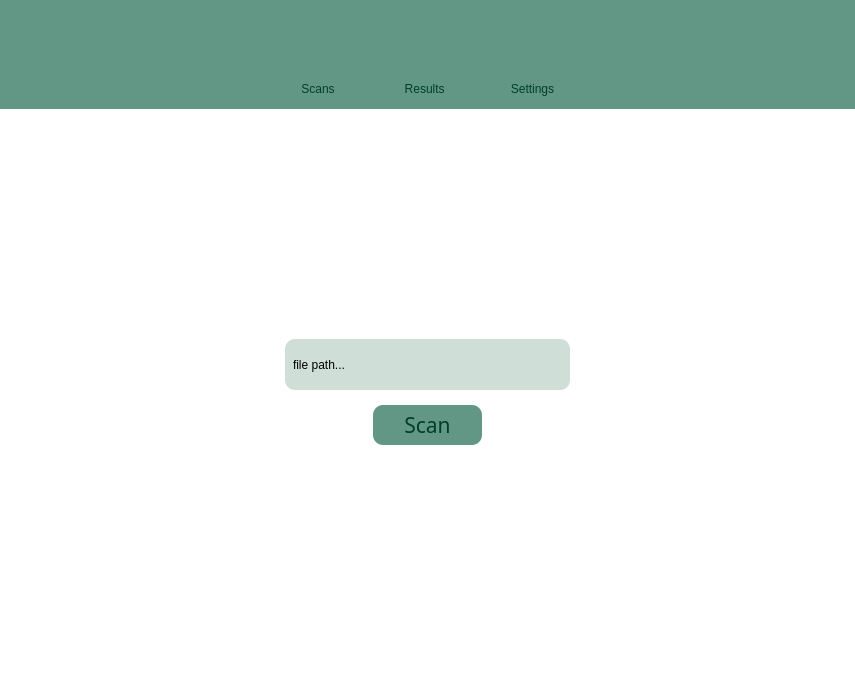
Ohadgips/AV-OG, file GUI/AV_GUI.ui: the form before one commit.
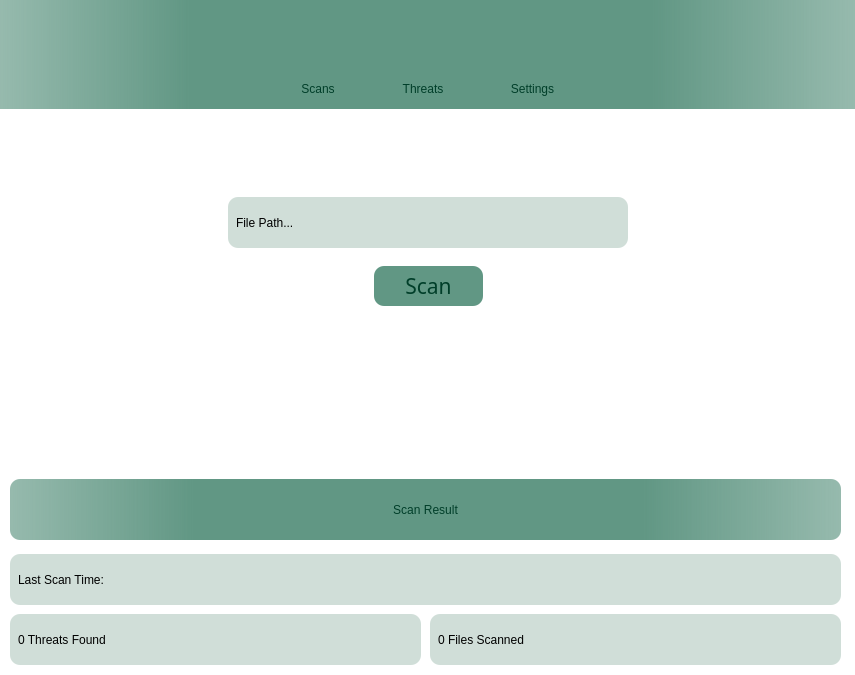
The form after the commit. The open tabs and pages were chosen to show the change. Icons and pictures are not drawn.

Patch:
```diff
--- a/GUI/AV_GUI.ui
+++ b/GUI/AV_GUI.ui
@@ -10,6 +10,18 @@
     <height>675</height>
    </rect>
   </property>
+  <property name="minimumSize">
+   <size>
+    <width>855</width>
+    <height>675</height>
+   </size>
+  </property>
+  <property name="maximumSize">
+   <size>
+    <width>855</width>
+    <height>675</height>
+   </size>
+  </property>
   <property name="windowTitle">
    <string>MainWindow</string>
   </property>
@@ -57,7 +69,7 @@
        </size>
       </property>
       <property name="styleSheet">
-       <string notr="true">background:rgb(208, 222, 216)</string>
+       <string notr="true">background-color: qlineargradient(spread:pad, x1:0, y1:0, x2:1, y2:0, stop:0 rgba(97, 151, 132, 169), stop:0.221591 rgba(97, 151, 132, 255), stop:0.761364 rgba(97, 151, 132, 255), stop:1 rgba(97, 151, 132, 169));</string>
       </property>
       <layout class="QVBoxLayout" name="verticalLayout_2">
        <property name="spacing">
@@ -96,7 +108,8 @@
           </size>
          </property>
          <property name="styleSheet">
-          <string notr="true">background: rgb(97, 151, 132)</string>
+          <string notr="true">background-color: transparent;
+</string>
          </property>
          <layout class="QVBoxLayout" name="verticalLayout_3">
           <property name="spacing">
@@ -117,7 +130,8 @@
           <item alignment="Qt::AlignTop">
            <widget class="QWidget" name="logoPlace" native="true">
             <property name="styleSheet">
-             <string notr="true">background: rgb(97, 151, 132)</string>
+             <string notr="true">background-color: transparent;
+</string>
             </property>
             <layout class="QHBoxLayout" name="horizontalLayout_2">
              <property name="leftMargin">
@@ -137,6 +151,10 @@
                  <height>51</height>
                 </size>
                </property>
+               <property name="styleSheet">
+                <string notr="true">background-color: transparent;
+</string>
+               </property>
                <property name="lineWidth">
                 <number>0</number>
                </property>
@@ -343,7 +361,7 @@
           <item alignment="Qt::AlignHCenter|Qt::AlignTop">
            <widget class="QWidget" name="buttonsPlace" native="true">
             <property name="styleSheet">
-             <string notr="true">background: rgb(97, 151, 132)</string>
+             <string notr="true"/>
             </property>
             <layout class="QHBoxLayout" name="horizontalLayout">
              <property name="spacing">
@@ -447,7 +465,7 @@
 	color: rgb(0, 62, 41);
 	padding: 2px 5px;
 	margin: 0;
-	background-color: rgb(97, 151, 132);	
+	background-color: transparent;	
     border-top-left-radius: 10px;
 	border-top-right-radius: 10px;
 	}
@@ -457,7 +475,7 @@
 	}</string>
                </property>
                <property name="text">
-                <string> Results</string>
+                <string>Threats</string>
                </property>
                <property name="icon">
                 <iconset>
@@ -576,7 +594,7 @@
        <property name="bottomMargin">
         <number>0</number>
        </property>
-       <item alignment="Qt::AlignTop">
+       <item alignment="Qt::AlignHCenter|Qt::AlignVCenter">
         <widget class="QStackedWidget" name="stackedWidget">
          <property name="sizePolicy">
           <sizepolicy hsizetype="Minimum" vsizetype="Minimum">
@@ -596,6 +614,9 @@
            <height>16777215</height>
           </size>
          </property>
+         <property name="lineWidth">
+          <number>0</number>
+         </property>
          <property name="currentIndex">
           <number>0</number>
          </property>
@@ -842,7 +863,7 @@
           </layout>
          </widget>
          <widget class="QWidget" name="scansPage">
-          <layout class="QGridLayout" name="gridLayout">
+          <layout class="QGridLayout" name="gridLayout_8">
            <property name="leftMargin">
             <number>0</number>
            </property>
@@ -855,31 +876,107 @@
            <property name="bottomMargin">
             <number>0</number>
            </property>
-           <property name="horizontalSpacing">
+           <property name="spacing">
             <number>0</number>
            </property>
-           <property name="verticalSpacing">
-            <number>15</number>
-           </property>
-           <item row="2" column="1">
-            <layout class="QHBoxLayout" name="horizontalLayout_3">
-             <property name="spacing">
-              <number>0</number>
+           <item row="0" column="0">
+            <spacer name="verticalSpacer_3">
+             <property name="orientation">
+              <enum>Qt::Vertical</enum>
              </property>
-             <item>
-              <spacer name="horizontalSpacer_6">
+             <property name="sizeHint" stdset="0">
+              <size>
+               <width>20</width>
+               <height>68</height>
+              </size>
+             </property>
+            </spacer>
+           </item>
+           <item row="1" column="0">
+            <layout class="QGridLayout" name="gridLayout">
+             <item row="0" column="0">
+              <spacer name="horizontalSpacer_8">
                <property name="orientation">
                 <enum>Qt::Horizontal</enum>
                </property>
                <property name="sizeHint" stdset="0">
                 <size>
-                 <width>40</width>
+                 <width>224</width>
+                 <height>17</height>
+                </size>
+               </property>
+              </spacer>
+             </item>
+             <item row="0" column="1" colspan="3">
+              <widget class="QLabel" name="filePath">
+               <property name="minimumSize">
+                <size>
+                 <width>400</width>
+                 <height>51</height>
+                </size>
+               </property>
+               <property name="maximumSize">
+                <size>
+                 <width>400</width>
+                 <height>51</height>
+                </size>
+               </property>
+               <property name="styleSheet">
+                <string notr="true">font: 12pt &quot;Alata&quot;;
+padding: 2px 5px;
+margin: 0;
+background: none;
+background-color: rgb(208, 222, 216);
+border-top-left-radius: 10px;
+border-top-right-radius: 10px;
+border-bottom-right-radius: 10px;
+border-bottom-left-radius: 10px</string>
+               </property>
+               <property name="text">
+                <string>File Path...</string>
+               </property>
+              </widget>
+             </item>
+             <item row="0" column="4">
+              <spacer name="horizontalSpacer_9">
+               <property name="orientation">
+                <enum>Qt::Horizontal</enum>
+               </property>
+               <property name="sizeHint" stdset="0">
+                <size>
+                 <width>225</width>
+                 <height>17</height>
+                </size>
+               </property>
+              </spacer>
+             </item>
+             <item row="1" column="2">
+              <spacer name="verticalSpacer">
+               <property name="orientation">
+                <enum>Qt::Vertical</enum>
+               </property>
+               <property name="sizeHint" stdset="0">
+                <size>
+                 <width>20</width>
+                 <height>18</height>
+                </size>
+               </property>
+              </spacer>
+             </item>
+             <item row="2" column="0" colspan="2">
+              <spacer name="horizontalSpacer_10">
+               <property name="orientation">
+                <enum>Qt::Horizontal</enum>
+               </property>
+               <property name="sizeHint" stdset="0">
+                <size>
+                 <width>338</width>
                  <height>20</height>
                 </size>
                </property>
               </spacer>
              </item>
-             <item>
+             <item row="2" column="2">
               <widget class="QPushButton" name="scanBtn">
                <property name="minimumSize">
                 <size>
@@ -907,17 +1004,23 @@
                 <string>Start Scan</string>
                </property>
                <property name="styleSheet">
-                <string notr="true">font: 16pt &quot;Alata&quot;;
-color: rgb(0, 62, 41);
-padding: 2px 5px;
-margin: 0;
-background: none;
-text-align: center middle;
-background-color: rgb(97, 151, 132);
-border-top-left-radius: 10px;
-border-top-right-radius: 10px;
-border-bottom-right-radius: 10px;
-border-bottom-left-radius: 10px</string>
+                <string notr="true">QPushButton{
+	font: 16pt &quot;Alata&quot;;
+	color: rgb(0, 62, 41);
+	padding: 2px 5px;
+	margin: 0;
+	background: none;
+	text-align: center middle;
+	background-color: rgb(97, 151, 132);
+	border-top-left-radius: 10px;
+	border-top-right-radius: 10px;
+	border-bottom-right-radius: 10px;
+	border-bottom-left-radius: 10px;
+}
+QPushButton:hover {
+background:rgba(75, 117, 102, 220)
+	}
+</string>
                </property>
                <property name="text">
                 <string>Scan</string>
@@ -933,14 +1036,14 @@
                </property>
               </widget>
              </item>
-             <item>
-              <spacer name="horizontalSpacer_7">
+             <item row="2" column="3" colspan="2">
+              <spacer name="horizontalSpacer_11">
                <property name="orientation">
                 <enum>Qt::Horizontal</enum>
                </property>
                <property name="sizeHint" stdset="0">
                 <size>
-                 <width>40</width>
+                 <width>338</width>
                  <height>20</height>
                 </size>
                </property>
@@ -948,114 +1051,151 @@
              </item>
             </layout>
            </item>
-           <item row="1" column="0">
-            <spacer name="horizontalSpacer_8">
-             <property name="orientation">
-              <enum>Qt::Horizontal</enum>
-             </property>
-             <property name="sizeHint" stdset="0">
-              <size>
-               <width>275</width>
-               <height>20</height>
-              </size>
-             </property>
-            </spacer>
-           </item>
-           <item row="1" column="1">
-            <widget class="QLabel" name="filePath">
-             <property name="minimumSize">
-              <size>
-               <width>0</width>
-               <height>51</height>
-              </size>
-             </property>
-             <property name="maximumSize">
-              <size>
-               <width>16777215</width>
-               <height>51</height>
-              </size>
-             </property>
-             <property name="styleSheet">
-              <string notr="true">font: 12pt &quot;Alata&quot;;
-padding: 2px 5px;
-margin: 0;
-background: none;
-background-color: rgb(208, 222, 216);
-border-top-left-radius: 10px;
-border-top-right-radius: 10px;
-border-bottom-right-radius: 10px;
-border-bottom-left-radius: 10px</string>
-             </property>
-             <property name="text">
-              <string>file path...</string>
-             </property>
-            </widget>
-           </item>
-           <item row="1" column="2">
-            <spacer name="horizontalSpacer_9">
-             <property name="orientation">
-              <enum>Qt::Horizontal</enum>
-             </property>
-             <property name="sizeHint" stdset="0">
-              <size>
-               <width>275</width>
-               <height>20</height>
-              </size>
-             </property>
-            </spacer>
-           </item>
-           <item row="2" column="2">
-            <spacer name="horizontalSpacer_10">
-             <property name="orientation">
-              <enum>Qt::Horizontal</enum>
-             </property>
-             <property name="sizeHint" stdset="0">
-              <size>
-               <width>40</width>
-               <height>20</height>
-              </size>
-             </property>
-            </spacer>
-           </item>
-           <item row="3" column="1">
-            <spacer name="verticalSpacer_2">
-             <property name="orientation">
-              <enum>Qt::Vertical</enum>
-             </property>
-             <property name="sizeHint" stdset="0">
-              <size>
-               <width>20</width>
-               <height>214</height>
-              </size>
-             </property>
-            </spacer>
-           </item>
            <item row="2" column="0">
-            <spacer name="horizontalSpacer_11">
-             <property name="orientation">
-              <enum>Qt::Horizontal</enum>
-             </property>
-             <property name="sizeHint" stdset="0">
-              <size>
-               <width>40</width>
-               <height>20</height>
-              </size>
-             </property>
-            </spacer>
-           </item>
-           <item row="0" column="1">
-            <spacer name="verticalSpacer">
+            <spacer name="verticalSpacer_2">
              <property name="orientation">
               <enum>Qt::Vertical</enum>
              </property>
              <property name="sizeHint" stdset="0">
               <size>
                <width>20</width>
-               <height>214</height>
+               <height>168</height>
               </size>
              </property>
             </spacer>
            </item>
+           <item row="3" column="0">
+            <widget class="QWidget" name="scanInfo" native="true">
+             <property name="minimumSize">
+              <size>
+               <width>851</width>
+               <height>201</height>
+              </size>
+             </property>
+             <property name="maximumSize">
+              <size>
+               <width>851</width>
+               <height>201</height>
+              </size>
+             </property>
+             <property name="cursor">
+              <cursorShape>SizeAllCursor</cursorShape>
+             </property>
+             <widget class="QLabel" name="scanTitle">
+              <property name="geometry">
+               <rect>
+                <x>10</x>
+                <y>5</y>
+                <width>831</width>
+                <height>61</height>
+               </rect>
+              </property>
+              <property name="minimumSize">
+               <size>
+                <width>0</width>
+                <height>0</height>
+               </size>
+              </property>
+              <property name="maximumSize">
+               <size>
+                <width>1000000</width>
+                <height>1000000</height>
+               </size>
+              </property>
+              <property name="styleSheet">
+               <string notr="true">font: 16pt &quot;Alata&quot;;
+color: rgb(0, 62, 41);
+padding: 2px 5px;
+margin: 0;
+background: none;
+text-align: center middle;
+background-color:qlineargradient(spread:pad, x1:0, y1:0, x2:1, y2:0, stop:0 rgba(97, 151, 132, 169), stop:0.221591 rgba(97, 151, 132, 255), stop:0.761364 rgba(97, 151, 132, 255), stop:1 rgba(97, 151, 132, 169));
+border-top-left-radius: 10px;
+border-top-right-radius: 10px;
+border-bottom-right-radius: 10px;
+border-bottom-left-radius: 10px</string>
+              </property>
+              <property name="text">
+               <string>Scan Result</string>
+              </property>
+              <property name="alignment">
+               <set>Qt::AlignCenter</set>
+              </property>
+             </widget>
+             <widget class="QLabel" name="scanTime">
+              <property name="geometry">
+               <rect>
+                <x>10</x>
+                <y>80</y>
+                <width>831</width>
+                <height>51</height>
+               </rect>
+              </property>
+              <property name="styleSheet">
+               <string notr="true">font: 12pt &quot;Alata&quot;;
+padding: 2px 5px;
+margin: 0;
+background: none;
+background-color: rgb(208, 222, 216);
+border-top-left-radius: 10px;
+border-top-right-radius: 10px;
+border-bottom-right-radius: 10px;
+border-bottom-left-radius: 10px</string>
+              </property>
+              <property name="text">
+               <string>Last Scan Time: </string>
+              </property>
+             </widget>
+             <widget class="QLabel" name="numThreats">
+              <property name="geometry">
+               <rect>
+                <x>10</x>
+                <y>140</y>
+                <width>411</width>
+                <height>51</height>
+               </rect>
+              </property>
+              <property name="styleSheet">
+               <string notr="true">font: 12pt &quot;Alata&quot;;
+padding: 2px 5px;
+margin: 0;
+background: none;
+background-color: rgb(208, 222, 216);
+border-top-left-radius: 10px;
+border-top-right-radius: 10px;
+border-bottom-right-radius: 10px;
+border-bottom-left-radius: 10px</string>
+              </property>
+              <property name="text">
+               <string>0 Threats Found</string>
+              </property>
+             </widget>
+             <widget class="QLabel" name="numScanned">
+              <property name="geometry">
+               <rect>
+                <x>430</x>
+                <y>140</y>
+                <width>411</width>
+                <height>51</height>
+               </rect>
+              </property>
+              <property name="styleSheet">
+               <string notr="true">font: 12pt &quot;Alata&quot;;
+padding: 2px 5px;
+margin: 0;
+background: none;
+background-color: rgb(208, 222, 216);
+border-top-left-radius: 10px;
+border-top-right-radius: 10px;
+border-bottom-right-radius: 10px;
+border-bottom-left-radius: 10px</string>
+              </property>
+              <property name="text">
+               <string>0 Files Scanned</string>
+              </property>
+             </widget>
+            </widget>
+           </item>
           </layout>
          </widget>
          <widget class="QWidget" name="settingsPage">
```
Left out of the diff: 200 changed lines with no effect on the pictures.
